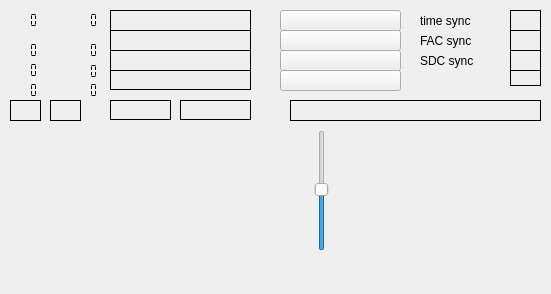
JvanKatwijk/drm-receiver, file decoders/drm-decoder/drmdecoder.ui: the form before one commit.
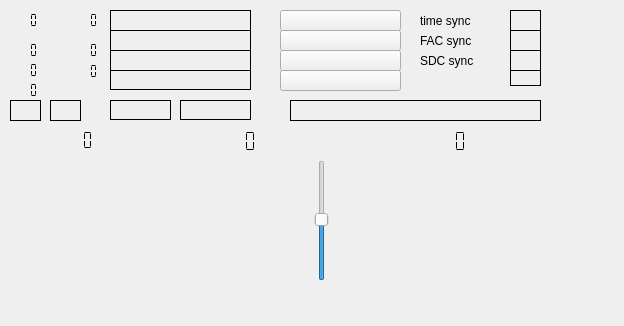
The form after the commit. Custom widgets are drawn as their Qt base class.

What changed in the file:
```diff
--- a/decoders/drm-decoder/drmdecoder.ui
+++ b/decoders/drm-decoder/drmdecoder.ui
@@ -6,8 +6,8 @@
    <rect>
     <x>0</x>
     <y>0</y>
-    <width>551</width>
-    <height>294</height>
+    <width>624</width>
+    <height>326</height>
    </rect>
   </property>
   <property name="windowTitle">
@@ -17,7 +17,7 @@
    <property name="geometry">
     <rect>
      <x>0</x>
-     <y>140</y>
+     <y>170</y>
      <width>291</width>
      <height>131</height>
     </rect>
@@ -27,7 +27,7 @@
    <property name="geometry">
     <rect>
      <x>310</x>
-     <y>130</y>
+     <y>160</y>
      <width>24</width>
      <height>121</height>
     </rect>
@@ -43,7 +43,7 @@
    <property name="geometry">
     <rect>
      <x>350</x>
-     <y>130</y>
+     <y>160</y>
      <width>191</width>
      <height>141</height>
     </rect>
@@ -171,9 +171,9 @@
   <widget class="QLCDNumber" name="snrDisplay">
    <property name="geometry">
     <rect>
-     <x>60</x>
-     <y>80</y>
-     <width>41</width>
+     <x>10</x>
+     <y>130</y>
+     <width>121</width>
      <height>20</height>
     </rect>
    </property>
@@ -527,6 +527,38 @@
     <string/>
    </property>
   </widget>
+  <widget class="QLCDNumber" name="sdc_mer">
+   <property name="geometry">
+    <rect>
+     <x>160</x>
+     <y>130</y>
+     <width>141</width>
+     <height>23</height>
+    </rect>
+   </property>
+   <property name="frameShape">
+    <enum>QFrame::NoFrame</enum>
+   </property>
+   <property name="segmentStyle">
+    <enum>QLCDNumber::Flat</enum>
+   </property>
+  </widget>
+  <widget class="QLCDNumber" name="msc_mer">
+   <property name="geometry">
+    <rect>
+     <x>360</x>
+     <y>130</y>
+     <width>161</width>
+     <height>23</height>
+    </rect>
+   </property>
+   <property name="frameShape">
+    <enum>QFrame::NoFrame</enum>
+   </property>
+   <property name="segmentStyle">
+    <enum>QLCDNumber::Flat</enum>
+   </property>
+  </widget>
  </widget>
  <customwidgets>
   <customwidget>
```
